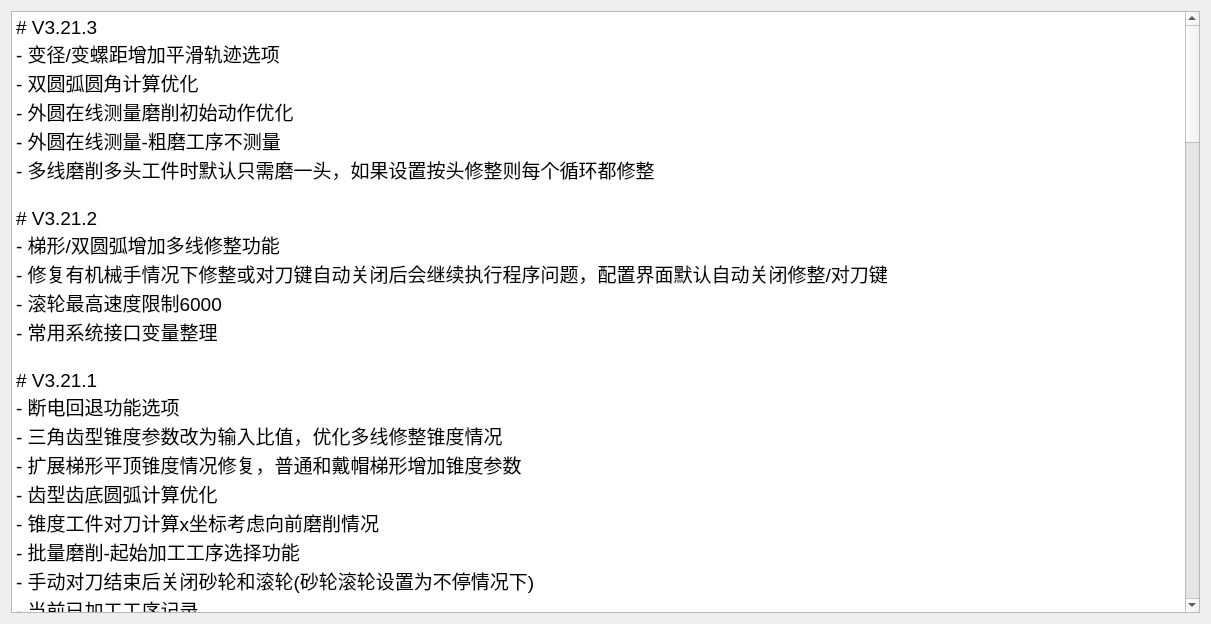
Before: the Qt Designer form history.ui in nie11kun/HorizonJuicerCreator, drawn with Qt 5.
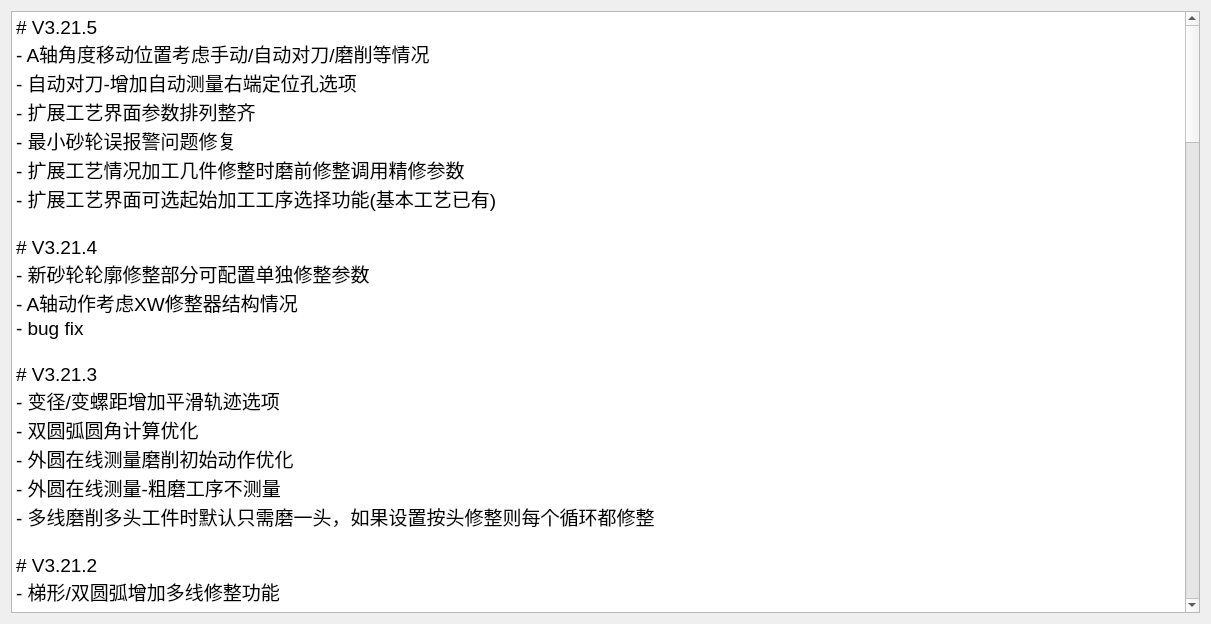
After: the same form once the commit is applied.

Diff of the .ui file:
```diff
--- a/history.ui
+++ b/history.ui
@@ -24,6 +24,19 @@
 li.unchecked::marker { content: &quot;\2610&quot;; }
 li.checked::marker { content: &quot;\2612&quot;; }
 &lt;/style&gt;&lt;/head&gt;&lt;body style=&quot; font-family:'Segoe UI'; font-size:9pt; font-weight:400; font-style:normal;&quot;&gt;
+&lt;p style=&quot; margin-top:0px; margin-bottom:0px; margin-left:0px; margin-right:0px; -qt-block-indent:0; text-indent:0px;&quot;&gt;&lt;span style=&quot; font-size:14pt;&quot;&gt;# V3.21.5&lt;/span&gt;&lt;/p&gt;
+&lt;p style=&quot; margin-top:0px; margin-bottom:0px; margin-left:0px; margin-right:0px; -qt-block-indent:0; text-indent:0px;&quot;&gt;&lt;span style=&quot; font-size:14pt;&quot;&gt;- A轴角度移动位置考虑手动/自动对刀/磨削等情况&lt;/span&gt;&lt;/p&gt;
+&lt;p style=&quot; margin-top:0px; margin-bottom:0px; margin-left:0px; margin-right:0px; -qt-block-indent:0; text-indent:0px;&quot;&gt;&lt;span style=&quot; font-size:14pt;&quot;&gt;- 自动对刀-增加自动测量右端定位孔选项&lt;/span&gt;&lt;/p&gt;
+&lt;p style=&quot; margin-top:0px; margin-bottom:0px; margin-left:0px; margin-right:0px; -qt-block-indent:0; text-indent:0px;&quot;&gt;&lt;span style=&quot; font-size:14pt;&quot;&gt;- 扩展工艺界面参数排列整齐&lt;/span&gt;&lt;/p&gt;
+&lt;p style=&quot; margin-top:0px; margin-bottom:0px; margin-left:0px; margin-right:0px; -qt-block-indent:0; text-indent:0px;&quot;&gt;&lt;span style=&quot; font-size:14pt;&quot;&gt;- 最小砂轮误报警问题修复&lt;/span&gt;&lt;/p&gt;
+&lt;p style=&quot; margin-top:0px; margin-bottom:0px; margin-left:0px; margin-right:0px; -qt-block-indent:0; text-indent:0px;&quot;&gt;&lt;span style=&quot; font-size:14pt;&quot;&gt;- 扩展工艺情况加工几件修整时磨前修整调用精修参数&lt;/span&gt;&lt;/p&gt;
+&lt;p style=&quot; margin-top:0px; margin-bottom:0px; margin-left:0px; margin-right:0px; -qt-block-indent:0; text-indent:0px;&quot;&gt;&lt;span style=&quot; font-size:14pt;&quot;&gt;- 扩展工艺界面可选起始加工工序选择功能(基本工艺已有)&lt;/span&gt;&lt;/p&gt;
+&lt;p style=&quot;-qt-paragraph-type:empty; margin-top:0px; margin-bottom:0px; margin-left:0px; margin-right:0px; -qt-block-indent:0; text-indent:0px; font-size:14pt;&quot;&gt;&lt;br /&gt;&lt;/p&gt;
+&lt;p style=&quot; margin-top:0px; margin-bottom:0px; margin-left:0px; margin-right:0px; -qt-block-indent:0; text-indent:0px;&quot;&gt;&lt;span style=&quot; font-size:14pt;&quot;&gt;# V3.21.4&lt;/span&gt;&lt;/p&gt;
+&lt;p style=&quot; margin-top:0px; margin-bottom:0px; margin-left:0px; margin-right:0px; -qt-block-indent:0; text-indent:0px;&quot;&gt;&lt;span style=&quot; font-size:14pt;&quot;&gt;- 新砂轮轮廓修整部分可配置单独修整参数&lt;/span&gt;&lt;/p&gt;
+&lt;p style=&quot; margin-top:0px; margin-bottom:0px; margin-left:0px; margin-right:0px; -qt-block-indent:0; text-indent:0px;&quot;&gt;&lt;span style=&quot; font-size:14pt;&quot;&gt;- A轴动作考虑XW修整器结构情况&lt;/span&gt;&lt;/p&gt;
+&lt;p style=&quot; margin-top:0px; margin-bottom:0px; margin-left:0px; margin-right:0px; -qt-block-indent:0; text-indent:0px;&quot;&gt;&lt;span style=&quot; font-size:14pt;&quot;&gt;- bug fix&lt;/span&gt;&lt;/p&gt;
+&lt;p style=&quot;-qt-paragraph-type:empty; margin-top:0px; margin-bottom:0px; margin-left:0px; margin-right:0px; -qt-block-indent:0; text-indent:0px; font-size:14pt;&quot;&gt;&lt;br /&gt;&lt;/p&gt;
 &lt;p style=&quot; margin-top:0px; margin-bottom:0px; margin-left:0px; margin-right:0px; -qt-block-indent:0; text-indent:0px;&quot;&gt;&lt;span style=&quot; font-size:14pt;&quot;&gt;# V3.21.3&lt;/span&gt;&lt;/p&gt;
 &lt;p style=&quot; margin-top:0px; margin-bottom:0px; margin-left:0px; margin-right:0px; -qt-block-indent:0; text-indent:0px;&quot;&gt;&lt;span style=&quot; font-size:14pt;&quot;&gt;- 变径/变螺距增加平滑轨迹选项&lt;/span&gt;&lt;/p&gt;
 &lt;p style=&quot; margin-top:0px; margin-bottom:0px; margin-left:0px; margin-right:0px; -qt-block-indent:0; text-indent:0px;&quot;&gt;&lt;span style=&quot; font-size:14pt;&quot;&gt;- 双圆弧圆角计算优化&lt;/span&gt;&lt;/p&gt;
```
